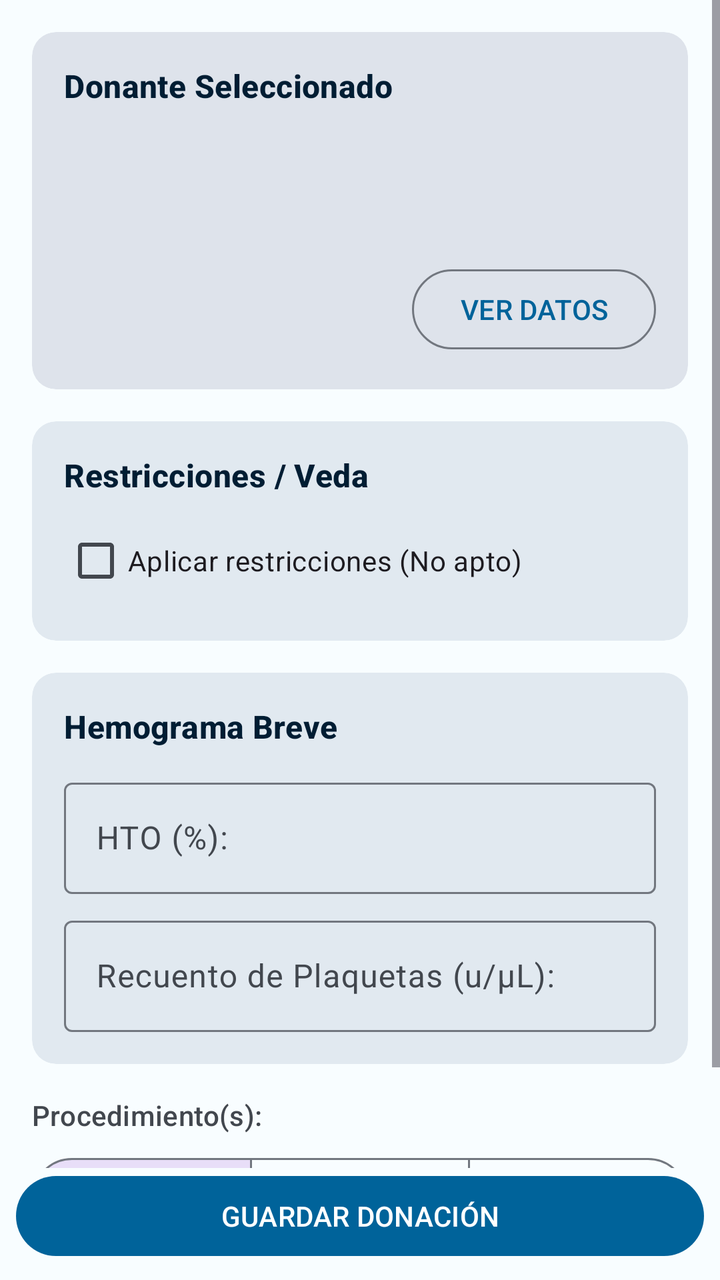
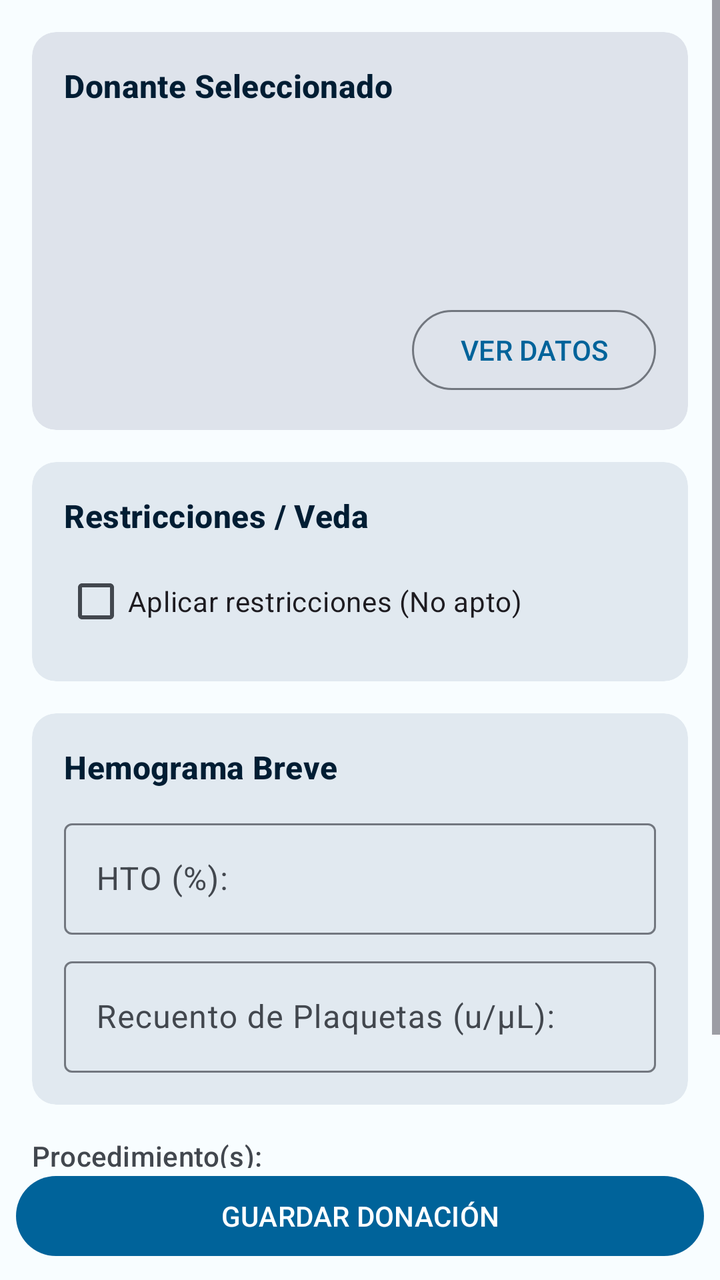

Compare the two renders of this Android layout. The source of the first and the diff that turns it into the second are given below.
<!-- AndroidManifest.xml: application theme Theme.DonationSystem -->
<!-- res/layout/fragment_donations.xml -->
<?xml version="1.0" encoding="utf-8"?>
<androidx.constraintlayout.widget.ConstraintLayout xmlns:android="http://schemas.android.com/apk/res/android"
    xmlns:app="http://schemas.android.com/apk/res-auto"
    xmlns:tools="http://schemas.android.com/tools"
    android:layout_width="match_parent"
    android:layout_height="match_parent"
    android:background="@color/surface_light"
    tools:context=".views.fragments.DonationsFragment">

    <ScrollView
        android:id="@+id/scrollViewDonations"
        android:layout_width="0dp"
        android:layout_height="0dp"
        android:fillViewport="true"
        app:layout_constraintBottom_toTopOf="@+id/buttonSaveDonation"
        app:layout_constraintEnd_toEndOf="parent"
        app:layout_constraintStart_toStartOf="parent"
        app:layout_constraintTop_toTopOf="parent">

        <LinearLayout
            android:layout_width="match_parent"
            android:layout_height="wrap_content"
            android:orientation="vertical"
            android:padding="16dp">

            <com.google.android.material.card.MaterialCardView
                android:id="@+id/cardDonorContext"
                android:layout_width="match_parent"
                style="@style/Widget.App.Card.Section"
                android:layout_height="wrap_content"
                app:cardBackgroundColor="@color/surface_variant">

                <LinearLayout
                    android:layout_width="match_parent"
                    android:layout_height="wrap_content"
                    android:orientation="vertical"
                    android:padding="16dp">

                    <TextView
                        android:layout_width="wrap_content"
                        android:layout_height="wrap_content"
                        android:text="@string/card_donor_context"
                        android:textAppearance="?attr/textAppearanceTitleMedium"
                        android:textColor="@color/clinical_dark_blue"
                        android:textStyle="bold" />

                    <TextView
                        android:id="@+id/textViewDonorContextName"
                        android:layout_width="match_parent"
                        android:layout_height="wrap_content"
                        android:layout_marginTop="8dp"
                        android:textAppearance="?attr/textAppearanceTitleSmall" />

                    <TextView
                        android:id="@+id/textViewDonorContextDni"
                        android:layout_width="match_parent"
                        android:layout_height="wrap_content"
                        android:textAppearance="?attr/textAppearanceBodyMedium"
                        android:textColor="@color/on_surface_variant" />

                    <TextView
                        android:id="@+id/textViewDonorContextBlood"
                        android:layout_width="match_parent"
                        android:layout_height="wrap_content"
                        android:textAppearance="?attr/textAppearanceBodyMedium"
                        android:textColor="@color/clinical_dark_blue"
                        android:textStyle="bold" />

                    <LinearLayout
                        android:layout_width="match_parent"
                        android:layout_height="wrap_content"
                        android:layout_marginTop="12dp"
                        android:gravity="center_vertical"
                        android:orientation="horizontal">

                        <com.google.android.material.chip.Chip
                            android:id="@+id/chipDonorContextStatus"
                            style="@style/Widget.Material3.Chip.Suggestion"
                            android:layout_width="wrap_content"
                            android:layout_height="wrap_content"
                            android:checkable="false"
                            android:textAppearance="?attr/textAppearanceLabelSmall"
                            android:textColor="@color/white"
                            android:textStyle="bold"
                            android:visibility="gone"
                            app:chipBackgroundColor="@color/aptitude_green" />

                        <View
                            android:layout_width="0dp"
                            android:layout_height="0dp"
                            android:layout_weight="1" />

                        <com.google.android.material.button.MaterialButton
                            android:id="@+id/buttonSeeDonorData"
                            style="@style/Widget.Material3.Button.OutlinedButton"
                            android:layout_width="wrap_content"
                            android:layout_height="wrap_content"
                            android:minWidth="0dp"
                            android:text="@string/btn_see_data" />
                    </LinearLayout>
                </LinearLayout>
            </com.google.android.material.card.MaterialCardView>

            <com.google.android.material.card.MaterialCardView
                android:id="@+id/cardRestrictions"
                android:layout_width="match_parent"
                android:layout_height="wrap_content"
                style="@style/Widget.App.Card.Section"
                android:layout_marginTop="16dp">

                <LinearLayout
                    android:layout_width="match_parent"
                    android:layout_height="wrap_content"
                    android:orientation="vertical"
                    android:padding="16dp">

                    <TextView
                        android:layout_width="wrap_content"
                        android:layout_height="wrap_content"
                        android:text="@string/card_restrictions"
                        android:textAppearance="?attr/textAppearanceTitleMedium"
                        android:textColor="@color/clinical_dark_blue"
                        android:textStyle="bold" />

                    <TextView
                        android:id="@+id/textViewNoActiveRestrictions"
                        android:layout_width="match_parent"
                        android:layout_height="wrap_content"
                        android:layout_marginTop="8dp"
                        android:text="@string/msg_no_active_restrictions"
                        android:textAppearance="?attr/textAppearanceBodyMedium"
                        android:textColor="@color/on_surface_variant"
                        android:visibility="gone" />

                    <LinearLayout
                        android:id="@+id/layoutActiveRestrictions"
                        android:layout_width="match_parent"
                        android:layout_height="wrap_content"
                        android:orientation="vertical" />

                    <com.google.android.material.checkbox.MaterialCheckBox
                        android:id="@+id/checkApplyRestrictions"
                        android:layout_width="match_parent"
                        android:layout_height="wrap_content"
                        android:layout_marginTop="8dp"
                        android:text="@string/label_apply_restrictions" />

                    <LinearLayout
                        android:id="@+id/layoutRestrictionsEditor"
                        android:layout_width="match_parent"
                        android:layout_height="wrap_content"
                        android:orientation="vertical"
                        android:visibility="gone">

                        <com.google.android.material.textfield.TextInputLayout
                            android:id="@+id/textInputLayoutAddRestriction"
                            style="@style/Widget.Material3.TextInputLayout.OutlinedBox"
                            android:layout_width="match_parent"
                            android:layout_height="wrap_content"
                            android:layout_marginTop="8dp"
                            android:hint="@string/label_add_restriction"
                            app:endIconMode="dropdown_menu">

                            <AutoCompleteTextView
                                android:id="@+id/spinnerAddRestriction"
                                android:layout_width="match_parent"
                                android:layout_height="wrap_content"
                                android:inputType="none"
                                android:maxLines="1"
                                android:textSize="16sp" />
                        </com.google.android.material.textfield.TextInputLayout>

                        <com.google.android.material.chip.ChipGroup
                            android:id="@+id/chipGroupNewRestrictions"
                            android:layout_width="match_parent"
                            android:layout_height="wrap_content"
                            android:layout_marginTop="8dp" />

                        <com.google.android.material.checkbox.MaterialCheckBox
                            android:id="@+id/checkPermanentVeda"
                            android:layout_width="match_parent"
                            android:layout_height="wrap_content"
                            android:layout_marginTop="8dp"
                            android:text="@string/label_permanent_veda" />

                        <com.google.android.material.textfield.TextInputLayout
                            android:id="@+id/textInputLayoutVedaDays"
                            style="@style/Widget.Material3.TextInputLayout.OutlinedBox"
                            android:layout_width="match_parent"
                            android:layout_height="wrap_content"
                            android:layout_marginTop="8dp"
                            android:hint="@string/hint_veda_days">

                            <com.google.android.material.textfield.TextInputEditText
                                android:id="@+id/editTextVedaDays"
                                android:layout_width="match_parent"
                                android:layout_height="wrap_content"
                                android:inputType="number"
                                android:maxLines="1" />
                        </com.google.android.material.textfield.TextInputLayout>

                        <com.google.android.material.textfield.TextInputLayout
                            android:id="@+id/textInputLayoutVedaReturnDate"
                            style="@style/Widget.Material3.TextInputLayout.OutlinedBox"
                            android:layout_width="match_parent"
                            android:layout_height="wrap_content"
                            android:layout_marginTop="8dp"
                            android:hint="@string/hint_veda_return_date">

                            <com.google.android.material.textfield.TextInputEditText
                                android:id="@+id/editTextVedaReturnDate"
                                android:layout_width="match_parent"
                                android:layout_height="wrap_content"
                                android:enabled="false"
                                android:inputType="none"
                                android:maxLines="1" />
                        </com.google.android.material.textfield.TextInputLayout>

                        <com.google.android.material.textfield.TextInputLayout
                            android:id="@+id/textInputLayoutRestrictionNotes"
                            style="@style/Widget.Material3.TextInputLayout.OutlinedBox"
                            android:layout_width="match_parent"
                            android:layout_height="wrap_content"
                            android:layout_marginTop="8dp"
                            android:hint="@string/hint_restriction_notes">

                            <com.google.android.material.textfield.TextInputEditText
                                android:id="@+id/editTextRestrictionNotes"
                                android:layout_width="match_parent"
                                android:layout_height="wrap_content"
                                android:gravity="top"
                                android:inputType="textMultiLine"
                                android:minLines="3" />
                        </com.google.android.material.textfield.TextInputLayout>

                        <com.google.android.material.checkbox.MaterialCheckBox
                            android:id="@+id/checkScheduleAppointment"
                            android:layout_width="match_parent"
                            android:layout_height="wrap_content"
                            android:layout_marginTop="8dp"
                            android:text="@string/label_schedule_appointment" />

                        <LinearLayout
                            android:id="@+id/layoutAppointmentEditor"
                            android:layout_width="match_parent"
                            android:layout_height="wrap_content"
                            android:orientation="vertical"
                            android:visibility="gone">

                            <com.google.android.material.textfield.TextInputLayout
                                android:id="@+id/textInputLayoutAppointmentDate"
                                style="@style/Widget.Material3.TextInputLayout.OutlinedBox"
                                android:layout_width="match_parent"
                                android:layout_height="wrap_content"
                                android:layout_marginTop="8dp"
                                android:hint="@string/hint_appointment_date">

                                <com.google.android.material.textfield.TextInputEditText
                                    android:id="@+id/editTextAppointmentDate"
                                    android:layout_width="match_parent"
                                    android:layout_height="wrap_content"
                                    android:cursorVisible="false"
                                    android:focusable="false"
                                    android:inputType="none"
                                    android:maxLines="1" />
                            </com.google.android.material.textfield.TextInputLayout>

                            <com.google.android.material.textfield.TextInputLayout
                                android:id="@+id/textInputLayoutAppointmentTime"
                                style="@style/Widget.Material3.TextInputLayout.OutlinedBox"
                                android:layout_width="match_parent"
                                android:layout_height="wrap_content"
                                android:layout_marginTop="8dp"
                                android:hint="@string/hint_appointment_time">

                                <com.google.android.material.textfield.TextInputEditText
                                    android:id="@+id/editTextAppointmentTime"
                                    android:layout_width="match_parent"
                                    android:layout_height="wrap_content"
                                    android:cursorVisible="false"
                                    android:focusable="false"
                                    android:inputType="none"
                                    android:maxLines="1" />
                            </com.google.android.material.textfield.TextInputLayout>

                            <com.google.android.material.textfield.TextInputLayout
                                android:id="@+id/textInputLayoutAppointmentProcedure"
                                style="@style/Widget.Material3.TextInputLayout.OutlinedBox"
                                android:layout_width="match_parent"
                                android:layout_height="wrap_content"
                                android:layout_marginTop="8dp"
                                android:hint="@string/hint_appointment_procedure"
                                app:endIconMode="dropdown_menu">

                                <AutoCompleteTextView
                                    android:id="@+id/spinnerAppointmentProcedure"
                                    android:layout_width="match_parent"
                                    android:layout_height="wrap_content"
                                    android:inputType="none"
                                    android:maxLines="1"
                                    android:textSize="16sp" />
                            </com.google.android.material.textfield.TextInputLayout>
                        </LinearLayout>
                    </LinearLayout>
                </LinearLayout>
            </com.google.android.material.card.MaterialCardView>

            <LinearLayout
                android:id="@+id/layoutDonationEntry"
                android:layout_width="match_parent"
                android:layout_height="wrap_content"
                android:orientation="vertical">

            <com.google.android.material.card.MaterialCardView
                android:id="@+id/cardHemogram"
                android:layout_width="match_parent"
                android:layout_height="wrap_content"
                style="@style/Widget.App.Card.Section"
                android:layout_marginTop="16dp">

                <LinearLayout
                    android:layout_width="match_parent"
                    android:layout_height="wrap_content"
                    android:orientation="vertical"
                    android:padding="16dp">

                    <TextView
                        android:layout_width="wrap_content"
                        android:layout_height="wrap_content"
                        android:text="@string/card_hemogram"
                        android:textAppearance="?attr/textAppearanceTitleMedium"
                        android:textColor="@color/clinical_dark_blue"
                        android:textStyle="bold" />

                    <com.google.android.material.textfield.TextInputLayout
                        android:id="@+id/textInputLayoutHto"
                        style="@style/Widget.Material3.TextInputLayout.OutlinedBox"
                        android:layout_width="match_parent"
                        android:layout_height="wrap_content"
                        android:layout_marginTop="12dp"
                        android:hint="@string/hint_hto">

                        <com.google.android.material.textfield.TextInputEditText
                            android:id="@+id/editTextHto"
                            android:layout_width="match_parent"
                            android:layout_height="wrap_content"
                            android:inputType="numberDecimal"
                            android:maxLines="1" />
                    </com.google.android.material.textfield.TextInputLayout>

                    <com.google.android.material.textfield.TextInputLayout
                        android:id="@+id/textInputLayoutPlatelets"
                        style="@style/Widget.Material3.TextInputLayout.OutlinedBox"
                        android:layout_width="match_parent"
                        android:layout_height="wrap_content"
                        android:layout_marginTop="8dp"
                        android:hint="@string/hint_platelets">

                        <com.google.android.material.textfield.TextInputEditText
                            android:id="@+id/editTextPlateletsCount"
                            android:layout_width="match_parent"
                            android:layout_height="wrap_content"
                            android:inputType="number"
                            android:maxLines="1" />
                    </com.google.android.material.textfield.TextInputLayout>
                </LinearLayout>
            </com.google.android.material.card.MaterialCardView>

            <TextView
                android:layout_width="wrap_content"
                android:layout_height="wrap_content"
                android:layout_marginTop="16dp"
                android:text="@string/label_procedure_type"
                android:textAppearance="?attr/textAppearanceLabelLarge"
                android:textColor="@color/on_surface_variant" />

            <com.google.android.material.button.MaterialButtonToggleGroup
                android:id="@+id/toggleGroupDonationType"
                android:layout_width="match_parent"
                android:layout_height="wrap_content"
                android:layout_marginTop="8dp"
                app:checkedButton="@id/buttonTypePlasma"
                app:selectionRequired="false"
                app:singleSelection="false">

                <com.google.android.material.button.MaterialButton
                    android:id="@+id/buttonTypePlasma"
                    style="@style/Widget.Material3.Button.OutlinedButton"
                    android:layout_width="0dp"
                    android:layout_height="wrap_content"
                    android:layout_weight="1"
                    android:text="@string/btn_type_plasma" />

                <com.google.android.material.button.MaterialButton
                    android:id="@+id/buttonTypePlatelets"
                    style="@style/Widget.Material3.Button.OutlinedButton"
                    android:layout_width="0dp"
                    android:layout_height="wrap_content"
                    android:layout_weight="1"
                    android:text="@string/btn_type_platelets" />

                <com.google.android.material.button.MaterialButton
                    android:id="@+id/buttonTypeBlood"
                    style="@style/Widget.Material3.Button.OutlinedButton"
                    android:layout_width="0dp"
                    android:layout_height="wrap_content"
                    android:layout_weight="1"
                    android:text="@string/btn_type_blood" />
            </com.google.android.material.button.MaterialButtonToggleGroup>
            </LinearLayout>
        </LinearLayout>
    </ScrollView>

    <com.google.android.material.button.MaterialButton
        android:id="@+id/buttonSaveDonation"
        android:layout_width="0dp"
        android:layout_height="wrap_content"
        android:layout_margin="8dp"
        android:text="@string/btn_save_donation"
        app:layout_constraintBottom_toBottomOf="parent"
        app:layout_constraintEnd_toEndOf="parent"
        app:layout_constraintStart_toStartOf="parent" />

</androidx.constraintlayout.widget.ConstraintLayout>
<!-- resources referenced by this layout -->
<resources>
  <color name="aptitude_green">#FF2E7D32</color>
  <color name="clinical_dark_blue">#FF001D33</color>
  <color name="on_surface_variant">#FF42474E</color>
  <color name="surface_light">#FFF8FDFF</color>
  <color name="surface_variant">#FFDEE3EB</color>
  <color name="white">#FFFFFFFF</color>
  <string name="btn_save_donation">GUARDAR DONACIÓN</string>
  <string name="btn_see_data">VER DATOS</string>
  <string name="btn_type_blood">Sangre</string>
  <string name="btn_type_plasma">Plasma</string>
  <string name="btn_type_platelets">Plaquetas</string>
  <string name="card_donor_context">Donante Seleccionado</string>
  <string name="card_hemogram">Hemograma Breve</string>
  <string name="card_restrictions">Restricciones / Veda</string>
  <string name="hint_appointment_date">Fecha del turno:</string>
  <string name="hint_appointment_procedure">Tipo de donación:</string>
  <string name="hint_appointment_time">Hora del turno (HH:mm):</string>
  <string name="hint_hto">HTO (%):</string>
  <string name="hint_platelets">Recuento de Plaquetas (u/µL):</string>
  <string name="hint_restriction_notes">Observaciones de la exclusión:</string>
  <string name="hint_veda_days">Días de veda:</string>
  <string name="hint_veda_return_date">Fecha de Retorno:</string>
  <string name="label_add_restriction">Agregar restricción:</string>
  <string name="label_apply_restrictions">Aplicar restricciones (No apto)</string>
  <string name="label_permanent_veda">Veda permanente</string>
  <string name="label_procedure_type">Procedimiento(s):</string>
  <string name="label_schedule_appointment">Agendar turno nuevo</string>
  <string name="msg_no_active_restrictions">Sin restricciones activas</string>
  <style name="Widget.App.Card.Section" parent="Widget.App.Card">
          <item name="cardElevation">0dp</item>
      </style>
  <style name="Theme.DonationSystem" parent="Base.Theme.DonationSystem" />
  <style name="Widget.App.Card" parent="Widget.Material3.CardView.Filled">
          <item name="cardCornerRadius">@dimen/card_corner_radius</item>
      </style>
  <dimen name="card_corner_radius">12dp</dimen>
  <color name="medical_blue">#FF00639A</color>
  <color name="on_primary">#FFFFFFFF</color>
  <color name="medical_blue_light">#FFD1E4FF</color>
  <color name="on_secondary">#FFFFFFFF</color>
  <color name="on_surface">#FF191C20</color>
  <color name="outline">#FF72777F</color>
  <color name="surface_container_lowest">#FFFFFFFF</color>
  <color name="surface_container_low">#FFF3F8FB</color>
  <color name="surface_container">#FFEDF3F8</color>
  <color name="surface_container_high">#FFE7EDF3</color>
  <color name="surface_container_highest">#FFE1E9F0</color>
  <!-- unchanged entries left out for length: 1 -->
</resources>

<!-- the commit's change to res/layout/fragment_donations.xml (unified diff, before → after) -->
@@ -65,6 +65,14 @@
                         android:textAppearance="?attr/textAppearanceBodyMedium"
                         android:textColor="@color/clinical_dark_blue"
                         android:textStyle="bold" />
+
+                    <TextView
+                        android:id="@+id/textViewDonorContextStaff"
+                        android:layout_width="match_parent"
+                        android:layout_height="wrap_content"
+                        android:layout_marginTop="4dp"
+                        android:textAppearance="?attr/textAppearanceBodySmall"
+                        android:textColor="@color/on_surface_variant" />
 
                     <LinearLayout
                         android:layout_width="match_parent"
